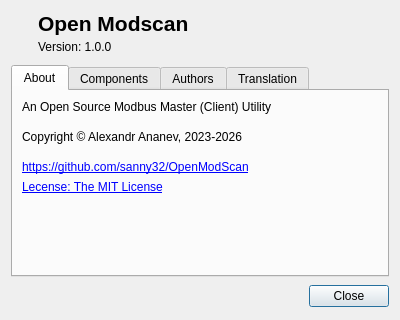
Qt form src/dialogs/dialogabout.ui (sanny32/OpenModScan) before a commit.
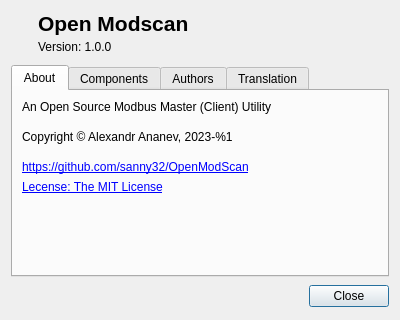
The same form after that commit. Icons and pictures are not drawn. Custom widgets are drawn as their Qt base class.

```diff
--- a/src/dialogs/dialogabout.ui
+++ b/src/dialogs/dialogabout.ui
@@ -141,7 +141,7 @@
        <item>
         <widget class="QLabel" name="labelCopyright">
          <property name="text">
-          <string notr="true">Copyright © Alexandr Ananev, 2023-2026</string>
+          <string notr="true">Copyright © Alexandr Ananev, 2023-%1</string>
          </property>
         </widget>
        </item>
```
Left out of the diff: 6 changed lines with no effect on the pictures.
